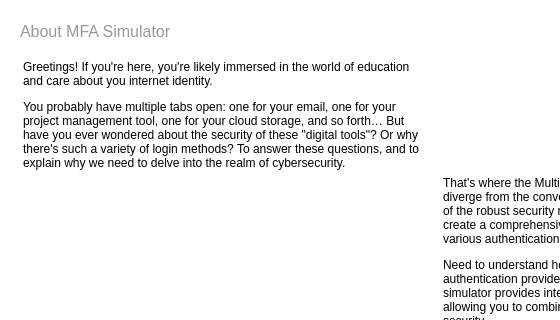
devforgely/MFA-Simulator, file src/views/about_view.ui: the form before one commit; both pictures show x 0 to 560 and y 0 to 320 of the 868 by 859 pixel window.
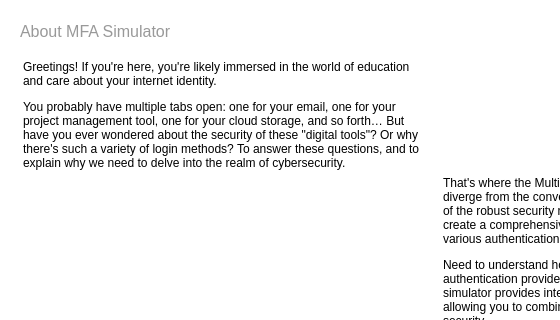
The form after the commit. Icons and pictures are not drawn.

The edit to the form file:
```diff
--- a/src/views/about_view.ui
+++ b/src/views/about_view.ui
@@ -179,7 +179,7 @@
          <item row="0" column="0">
           <widget class="QLabel" name="label_2">
            <property name="text">
-            <string>&lt;p&gt;Greetings! If you're here, you're likely immersed in the world of education and care about you internet identity.&lt;/p&gt;
+            <string>&lt;p&gt;Greetings! If you're here, you're likely immersed in the world of education and care about your internet identity.&lt;/p&gt;
 
 &lt;p&gt;You probably have multiple tabs open: one for your email, one for your project management tool, one for your cloud storage, and so forth… But have you ever wondered about the security of these &quot;digital tools&quot;? Or why there's such a variety of login methods? To answer these questions, and to explain why we need to delve into the realm of cybersecurity.&lt;/p&gt;</string>
            </property>
```
